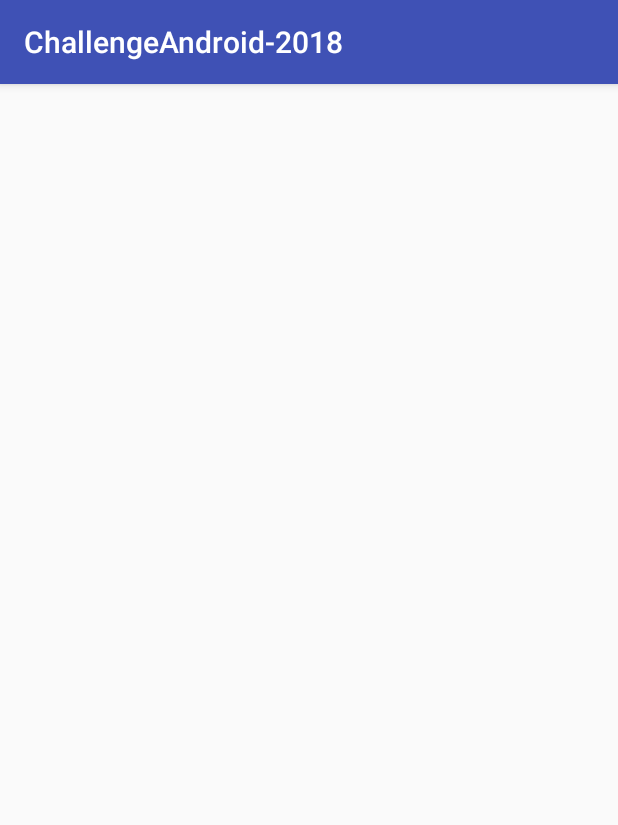
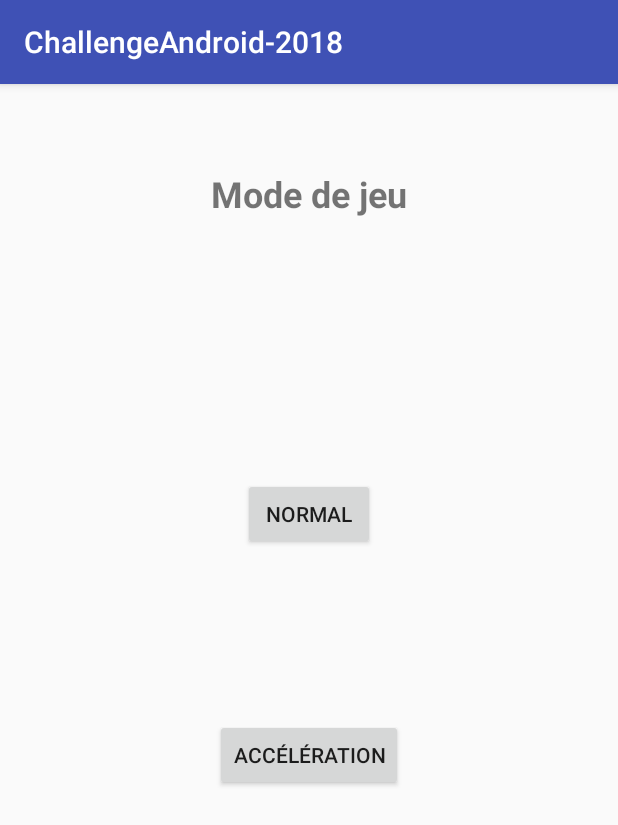
Before and after one commit to FontBenjamin/ChallengeAndroid-2018, an Android app: the ModeActivity screen opened directly, with no data from a screen before it, on a phone screen of 412 x 824 dp. Shown: the top 825 px of the screen. Run offline under Robolectric (Android 15) with nearby library versions, the phone set to English and light mode, and no system bars.

Commit message:
Add game mode choice

```diff
--- /dev/null
+++ b/app/src/main/java/challengeandroid2018/iteam/com/challengeandroid_2018/Util/Constant.java
@@ -0,0 +1,11 @@
+package challengeandroid2018.iteam.com.challengeandroid_2018.Util;
+
+/**
+ * Created by Marianna on 16/03/2018.
+ */
+
+public class Constant {
+    public static final String INTENT_KEY_GAME_MODE = "mode";
+
+
+}
--- a/app/src/main/java/challengeandroid2018/iteam/com/challengeandroid_2018/activities/ModeActivity.java
+++ b/app/src/main/java/challengeandroid2018/iteam/com/challengeandroid_2018/activities/ModeActivity.java
@@ -1,15 +1,50 @@
 package challengeandroid2018.iteam.com.challengeandroid_2018.activities;
 
+import android.content.Intent;
 import android.support.v7.app.AppCompatActivity;
 import android.os.Bundle;
+import android.view.View;
+import android.widget.Button;
 
 import challengeandroid2018.iteam.com.challengeandroid_2018.R;
+import challengeandroid2018.iteam.com.challengeandroid_2018.Util.Constant;
+import challengeandroid2018.iteam.com.challengeandroid_2018.model.GameModeEnum;
 
 public class ModeActivity extends AppCompatActivity {
+
+    private Button easyModeBtn;
+    private Button speedModeBtn;
+
 
     @Override
     protected void onCreate(Bundle savedInstanceState) {
         super.onCreate(savedInstanceState);
         setContentView(R.layout.activity_mode);
+        this.easyModeBtn = findViewById(R.id.easyModeBtn);
+        this.speedModeBtn = findViewById(R.id.speedModeBtn);
+
+        this.easyModeBtn.setOnClickListener(new View.OnClickListener() {
+            @Override
+            public void onClick(View view) {
+                Intent i = new Intent(ModeActivity.this, GameActivity.class);
+                i.putExtra(Constant.INTENT_KEY_GAME_MODE, GameModeEnum.NORMAL);
+                startActivity(i);
+            }
+        });
+
+        this.speedModeBtn.setOnClickListener(new View.OnClickListener() {
+            @Override
+            public void onClick(View view) {
+                Intent i = new Intent(ModeActivity.this, GameActivity.class);
+                i.putExtra(Constant.INTENT_KEY_GAME_MODE,  GameModeEnum.SPEED);
+                startActivity(i);
+            }
+        });
+
+
     }
+
+
+
+
 }
--- /dev/null
+++ b/app/src/main/java/challengeandroid2018/iteam/com/challengeandroid_2018/model/GameModeEnum.java
@@ -0,0 +1,23 @@
+package challengeandroid2018.iteam.com.challengeandroid_2018.model;
+
+/**
+ * Created by Marianna on 16/03/2018.
+ */
+
+public enum GameModeEnum {
+
+    NORMAL(0),
+    SPEED(1);
+
+    private int num;
+
+    GameModeEnum(int num) {
+        this.num = num;
+    }
+
+    public int getNum() {
+        return num;
+    }
+
+
+}
--- a/app/src/main/res/layout/activity_mode.xml
+++ b/app/src/main/res/layout/activity_mode.xml
@@ -6,4 +6,52 @@
     android:layout_height="match_parent"
     tools:context="challengeandroid2018.iteam.com.challengeandroid_2018.activities.ModeActivity">
 
+    <TextView
+        android:id="@+id/textView"
+        android:layout_width="155dp"
+        android:layout_height="37dp"
+        android:layout_marginBottom="8dp"
+        android:layout_marginEnd="8dp"
+        android:layout_marginStart="8dp"
+        android:layout_marginTop="8dp"
+        android:gravity="center_horizontal"
+        android:text="Mode de jeu"
+        android:textSize="24sp"
+        android:textStyle="bold"
+        app:layout_constraintBottom_toBottomOf="parent"
+        app:layout_constraintEnd_toEndOf="parent"
+        app:layout_constraintHorizontal_bias="0.502"
+        app:layout_constraintStart_toStartOf="parent"
+        app:layout_constraintTop_toTopOf="parent"
+        app:layout_constraintVertical_bias="0.068" />
+
+    <Button
+        android:id="@+id/easyModeBtn"
+        android:layout_width="wrap_content"
+        android:layout_height="wrap_content"
+        android:layout_marginBottom="8dp"
+        android:layout_marginEnd="8dp"
+        android:layout_marginStart="8dp"
+        android:layout_marginTop="8dp"
+        android:text="Normal"
+        app:layout_constraintBottom_toBottomOf="parent"
+        app:layout_constraintEnd_toEndOf="parent"
+        app:layout_constraintStart_toStartOf="parent"
+        app:layout_constraintTop_toTopOf="parent"
+        app:layout_constraintVertical_bias="0.362" />
+
+    <Button
+        android:id="@+id/speedModeBtn"
+        android:layout_width="wrap_content"
+        android:layout_height="wrap_content"
+        android:layout_marginBottom="8dp"
+        android:layout_marginEnd="8dp"
+        android:layout_marginStart="8dp"
+        android:layout_marginTop="8dp"
+        android:text="Accélération"
+        app:layout_constraintBottom_toBottomOf="parent"
+        app:layout_constraintEnd_toEndOf="parent"
+        app:layout_constraintStart_toStartOf="parent"
+        app:layout_constraintTop_toTopOf="parent"
+        app:layout_constraintVertical_bias="0.59" />
 </android.support.constraint.ConstraintLayout>
```
